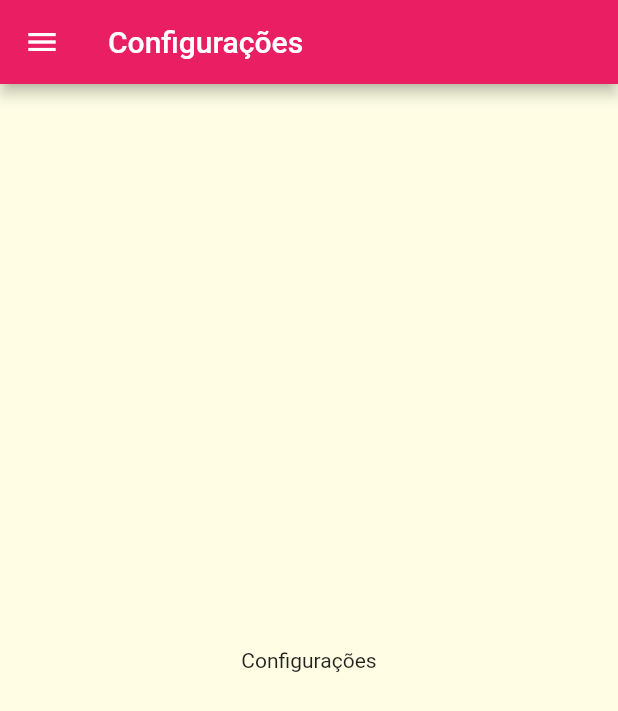
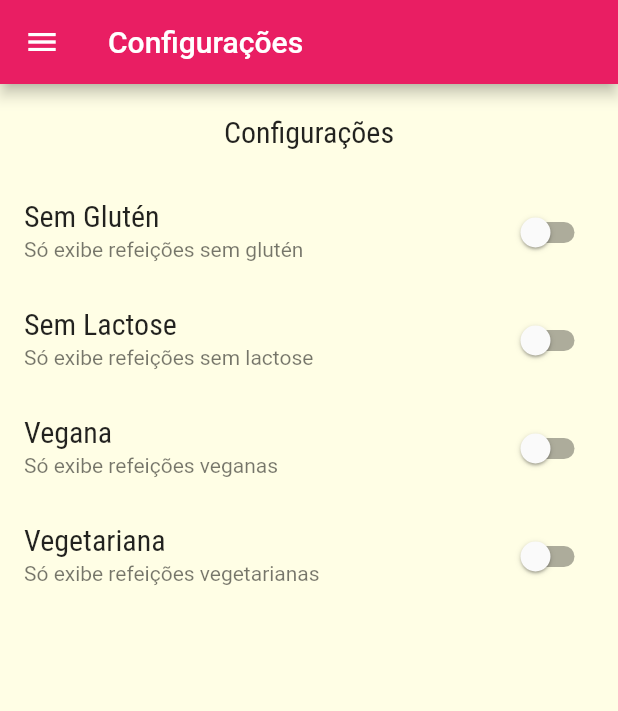
Before and after one commit to LuizFernandesOliveira/flutter_app_meals, a Flutter app: the SettingsScreen screen opened by its route, on a phone screen of 412 x 824 dp. Shown: the top 711 px of the screen. Run offline on Flutter 3.47's test engine with Material 2 defaults, Android fonts, the light colour scheme and no system bars.

Commit message:
feat: configuring settings in screen

```diff
--- /dev/null
+++ b/lib/models/settings.dart
@@ -0,0 +1,13 @@
+class Settings {
+  bool isGlutenFree;
+  bool isLactoseFree;
+  bool isVegan;
+  bool isVegetarian;
+
+  Settings({
+    this.isGlutenFree = false,
+    this.isLactoseFree = false,
+    this.isVegan = false,
+    this.isVegetarian = false,
+  });
+}
--- a/lib/screens/settings_screen.dart
+++ b/lib/screens/settings_screen.dart
@@ -1,7 +1,28 @@
 import 'package:flutter/material.dart';
 import '../components/main_drawer.dart';
+import '../models/settings.dart';
 
-class SettingsScreen extends StatelessWidget {
+class SettingsScreen extends StatefulWidget {
+  @override
+  State<SettingsScreen> createState() => _SettingsScreenState();
+}
+
+class _SettingsScreenState extends State<SettingsScreen> {
+  var settings = Settings();
+
+  Widget _createSwitch(
+    String title,
+    String subtitle,
+    bool value,
+    Function(bool) onChanged,
+  ) {
+    return SwitchListTile.adaptive(
+      title: Text(title),
+      subtitle: Text(subtitle),
+      value: value,
+      onChanged: onChanged,
+    );
+  }
 
   @override
   Widget build(BuildContext context) {
@@ -10,8 +31,62 @@
         title: Text('Configurações'),
       ),
       drawer: MainDrawer(),
-      body: Center(
-        child: Text('Configurações'),
+      body: Column(
+        children: [
+          Container(
+            padding: EdgeInsets.all(20),
+            child: Text(
+              'Configurações',
+              style: Theme.of(context).textTheme.titleMedium,
+            ),
+          ),
+          Expanded(
+            child: ListView(
+              children: [
+                _createSwitch(
+                  'Sem Glutén',
+                  'Só exibe refeições sem glutén',
+                  settings.isGlutenFree,
+                  (value) {
+                    setState(() {
+                      settings.isGlutenFree = value;
+                    });
+                  },
+                ),
+                _createSwitch(
+                  'Sem Lactose',
+                  'Só exibe refeições sem lactose',
+                  settings.isLactoseFree,
+                  (value) {
+                    setState(() {
+                      settings.isLactoseFree = value;
+                    });
+                  },
+                ),
+                _createSwitch(
+                  'Vegana',
+                  'Só exibe refeições veganas',
+                  settings.isVegan,
+                  (value) {
+                    setState(() {
+                      settings.isVegan = value;
+                    });
+                  },
+                ),
+                _createSwitch(
+                  'Vegetariana',
+                  'Só exibe refeições vegetarianas',
+                  settings.isVegetarian,
+                  (value) {
+                    setState(() {
+                      settings.isVegetarian = value;
+                    });
+                  },
+                )
+              ],
+            ),
+          )
+        ],
       ),
     );
   }
```
